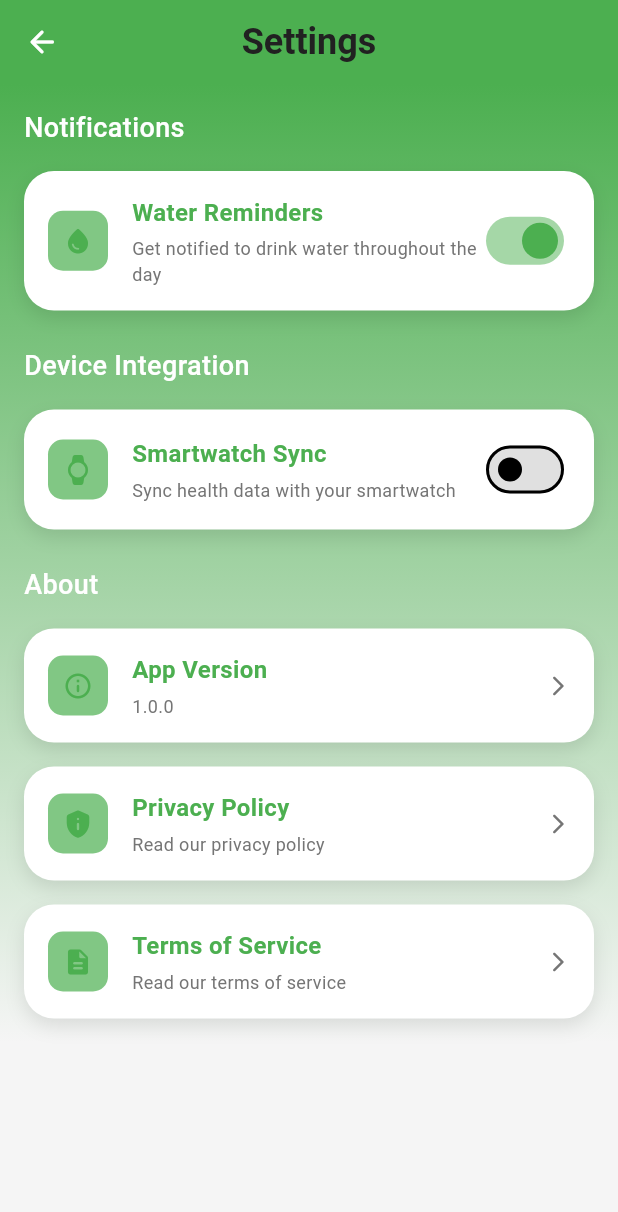
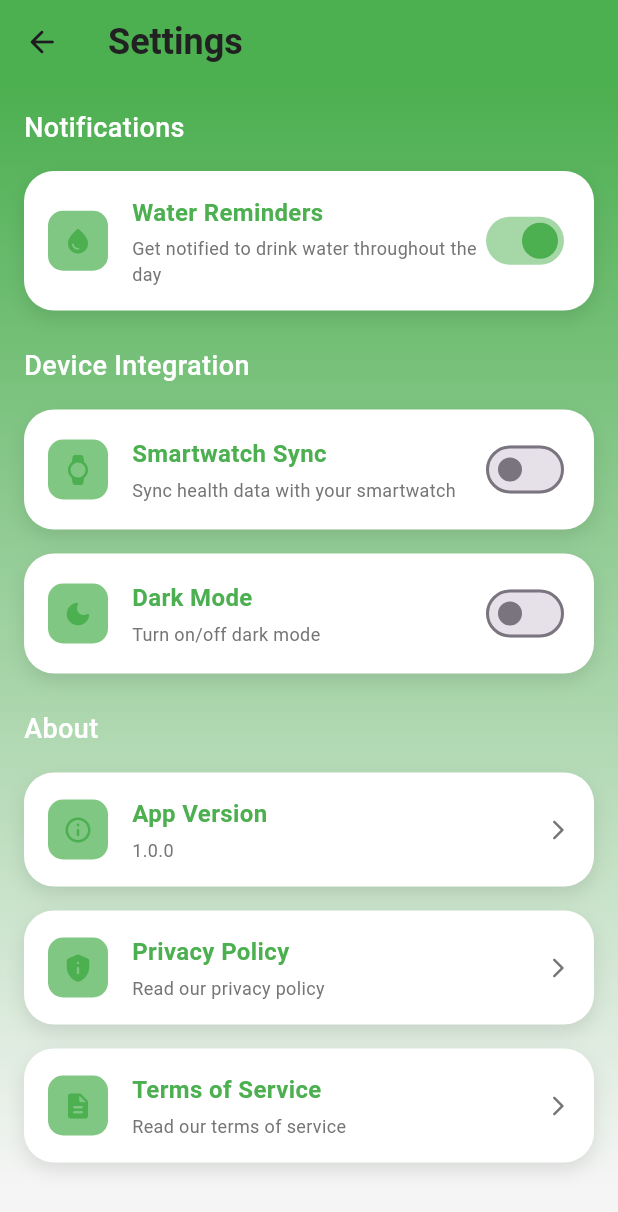
Before and after one commit to Tooba-Sadia/NUTRI-GUARD, a Flutter app: the SettingsScreen screen opened by its route, on a phone screen of 412 x 824 dp. Shown: the top 1212 px of the screen. Run offline on Flutter 3.47's test engine with Material 3 defaults, Android fonts, the phone set to English and light mode, and no system bars; our stand-ins replace camera, go_router, image_picker, permission_handler, shared_preferences; missing offline and left inert: google_mlkit_text_recognition; accounts and stored records are empty.

Commit message:
DARK MODE BUT ONLY BUTTON COLOURS CHANGING

```diff
--- a/myapp/lib/screens/settings_screen.dart
+++ b/myapp/lib/screens/settings_screen.dart
@@ -2,6 +2,7 @@ import 'package:flutter/material.dart';
 import 'package:go_router/go_router.dart';
 import '../routes/app_router.dart';
 import '../theme/app_theme.dart';
+import '../theme/themenotifier.dart';
 
 class SettingsScreen extends StatefulWidget {
   const SettingsScreen({super.key});
@@ -87,6 +88,18 @@ class SettingsScreenState extends State<SettingsScreen> {
                     });
                   },
                   activeColor: AppTheme.primaryColor,
+                ),
+              ),
+              const SizedBox(height: 16),
+              _buildSettingsCard(
+                title: 'Dark Mode',
+                description: 'Turn on/off dark mode',
+                icon: Icons.dark_mode_rounded,
+                trailing: Switch(
+                  value: AppTheme.themeNotifier.value == ThemeMode.dark,
+                  onChanged: (value) {
+                    AppTheme.toggleTheme(); // Toggle the theme
+                  },
                 ),
               ),
               const SizedBox(height: 24),
--- a/myapp/lib/theme/app_theme.dart
+++ b/myapp/lib/theme/app_theme.dart
@@ -173,4 +173,31 @@ class AppTheme {
           bodySmall: captionStyle,
         ),
       );
+
+  static bool isDarkMode = false; // Track dark mode state
+
+  static final ValueNotifier<ThemeMode> themeNotifier = ValueNotifier(ThemeMode.light);
+
+  static ThemeData get lightTheme => ThemeData(
+        primaryColor: Colors.blue,
+        scaffoldBackgroundColor: Colors.white,
+        brightness: Brightness.light,
+        // Add other light theme properties here
+      );
+
+  static ThemeData get darkTheme => ThemeData(
+        primaryColor: Colors.black,
+        scaffoldBackgroundColor: Colors.grey[900],
+        brightness: Brightness.dark,
+        // Add other dark theme properties here
+      );
+
+  static void toggleTheme() {
+    themeNotifier.value =
+        themeNotifier.value == ThemeMode.light ? ThemeMode.dark : ThemeMode.light;
+  }
+
+  static void updateTheme(BuildContext context) {
+    // Apply the theme dynamically (if using a state management solution, notify listeners here)
+  }
 }
--- a/myapp/pubspec.yaml
+++ b/myapp/pubspec.yaml
@@ -37,6 +37,7 @@ dependencies:
   image_picker: ^0.8.4+4
   http: ^1.0.0
   shared_preferences: ^2.5.3
+  provider: ^6.1.3
 
 
 
```
Also changed, not shown: myapp/lib/main.dart (+13 -5 lines), myapp/lib/screens/login_screen.dart (+11 -0 lines), myapp/lib/theme/themenotifier.dart (added, +13 -0 lines), myapp/pubspec.lock.
